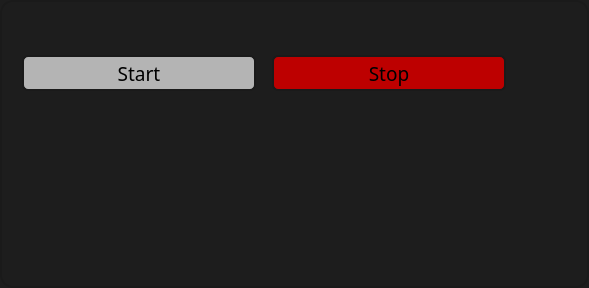
First picture: the form in multibench/widgets/groupwidget.ui, repository IlyaZh/Maiman-MCBS, before the edit.
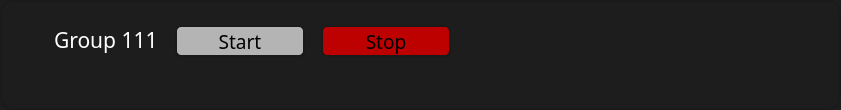
Second picture: the form after the edit.

Diff of the .ui file:
```diff
--- a/multibench/widgets/groupwidget.ui
+++ b/multibench/widgets/groupwidget.ui
@@ -6,8 +6,8 @@
    <rect>
     <x>0</x>
     <y>0</y>
-    <width>589</width>
-    <height>288</height>
+    <width>841</width>
+    <height>110</height>
    </rect>
   </property>
   <property name="sizePolicy">
@@ -16,6 +16,12 @@
     <verstretch>0</verstretch>
    </sizepolicy>
   </property>
+  <property name="minimumSize">
+   <size>
+    <width>0</width>
+    <height>110</height>
+   </size>
+  </property>
   <property name="focusPolicy">
    <enum>Qt::WheelFocus</enum>
   </property>
@@ -37,7 +43,10 @@
     <number>22</number>
    </property>
    <property name="topMargin">
-    <number>22</number>
+    <number>25</number>
+   </property>
+   <property name="bottomMargin">
+    <number>25</number>
    </property>
    <property name="horizontalSpacing">
     <number>16</number>
@@ -45,49 +54,7 @@
    <property name="verticalSpacing">
     <number>14</number>
    </property>
-   <item row="4" column="0">
-    <layout class="QHBoxLayout" name="statusButtontable">
-     <property name="spacing">
-      <number>16</number>
-     </property>
-     <property name="leftMargin">
-      <number>0</number>
-     </property>
-     <property name="topMargin">
-      <number>0</number>
-     </property>
-     <property name="rightMargin">
-      <number>0</number>
-     </property>
-     <item>
-      <spacer name="horizontalSpacer_3">
-       <property name="orientation">
-        <enum>Qt::Horizontal</enum>
-       </property>
-       <property name="sizeType">
-        <enum>QSizePolicy::Expanding</enum>
-       </property>
-       <property name="sizeHint" stdset="0">
-        <size>
-         <width>250</width>
-         <height>21</height>
-        </size>
-       </property>
-      </spacer>
-     </item>
-    </layout>
-   </item>
-   <item row="6" column="0" colspan="2">
-    <widget class="QWidget" name="devicesTable" native="true">
-     <property name="sizePolicy">
-      <sizepolicy hsizetype="Minimum" vsizetype="MinimumExpanding">
-       <horstretch>0</horstretch>
-       <verstretch>0</verstretch>
-      </sizepolicy>
-     </property>
-    </widget>
-   </item>
-   <item row="2" column="0">
+   <item row="0" column="1">
     <layout class="QHBoxLayout" name="launchTable">
      <property name="spacing">
       <number>16</number>
@@ -102,14 +69,14 @@
        </property>
        <property name="minimumSize">
         <size>
-         <width>234</width>
-         <height>36</height>
+         <width>130</width>
+         <height>32</height>
         </size>
        </property>
        <property name="maximumSize">
         <size>
-         <width>234</width>
-         <height>36</height>
+         <width>130</width>
+         <height>32</height>
         </size>
        </property>
        <property name="font">
@@ -140,14 +107,14 @@
        </property>
        <property name="minimumSize">
         <size>
-         <width>234</width>
-         <height>36</height>
+         <width>130</width>
+         <height>32</height>
         </size>
        </property>
        <property name="maximumSize">
         <size>
-         <width>234</width>
-         <height>36</height>
+         <width>130</width>
+         <height>32</height>
         </size>
        </property>
        <property name="font">
@@ -213,21 +180,79 @@
       </widget>
      </item>
      <item>
-      <spacer name="horizontalSpacer_2">
-       <property name="orientation">
-        <enum>Qt::Horizontal</enum>
-       </property>
-       <property name="sizeHint" stdset="0">
+      <widget class="QLabel" name="labelName">
+       <property name="minimumSize">
         <size>
-         <width>0</width>
+         <width>105</width>
          <height>0</height>
         </size>
        </property>
+       <property name="maximumSize">
+        <size>
+         <width>105</width>
+         <height>16777215</height>
+        </size>
+       </property>
+       <property name="font">
+        <font>
+         <family>Poppins Medium</family>
+         <pointsize>16</pointsize>
+        </font>
+       </property>
+       <property name="styleSheet">
+        <string notr="true">background: transparent;
+color: #FFFFFF;</string>
+       </property>
+       <property name="text">
+        <string>Group 111</string>
+       </property>
+      </widget>
+     </item>
+    </layout>
+   </item>
+   <item row="0" column="3">
+    <layout class="QHBoxLayout" name="statusButtontable">
+     <property name="spacing">
+      <number>16</number>
+     </property>
+     <property name="leftMargin">
+      <number>0</number>
+     </property>
+     <property name="topMargin">
+      <number>0</number>
+     </property>
+     <property name="rightMargin">
+      <number>0</number>
+     </property>
+     <item>
+      <spacer name="horizontalSpacer_3">
+       <property name="orientation">
+        <enum>Qt::Horizontal</enum>
+       </property>
+       <property name="sizeType">
+        <enum>QSizePolicy::Expanding</enum>
+       </property>
+       <property name="sizeHint" stdset="0">
+        <size>
+         <width>250</width>
+         <height>21</height>
+        </size>
+       </property>
       </spacer>
      </item>
     </layout>
    </item>
-   <item row="2" column="1">
+   <item row="6" column="0" colspan="4">
+    <widget class="QWidget" name="devicesTable" native="true">
+     <property name="sizePolicy">
+      <sizepolicy hsizetype="Minimum" vsizetype="MinimumExpanding">
+       <horstretch>0</horstretch>
+       <verstretch>0</verstretch>
+      </sizepolicy>
+     </property>
+    </widget>
+   </item>
+   <item row="0" column="2">
     <spacer name="horizontalSpacer_4">
      <property name="orientation">
       <enum>Qt::Horizontal</enum>
```
